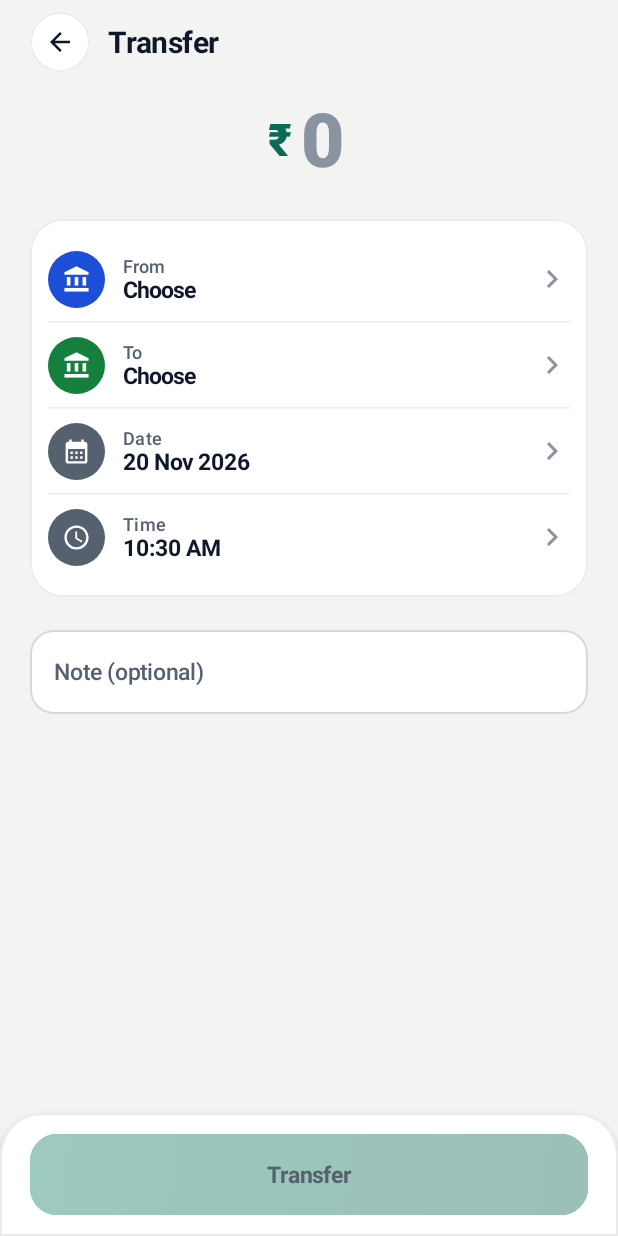
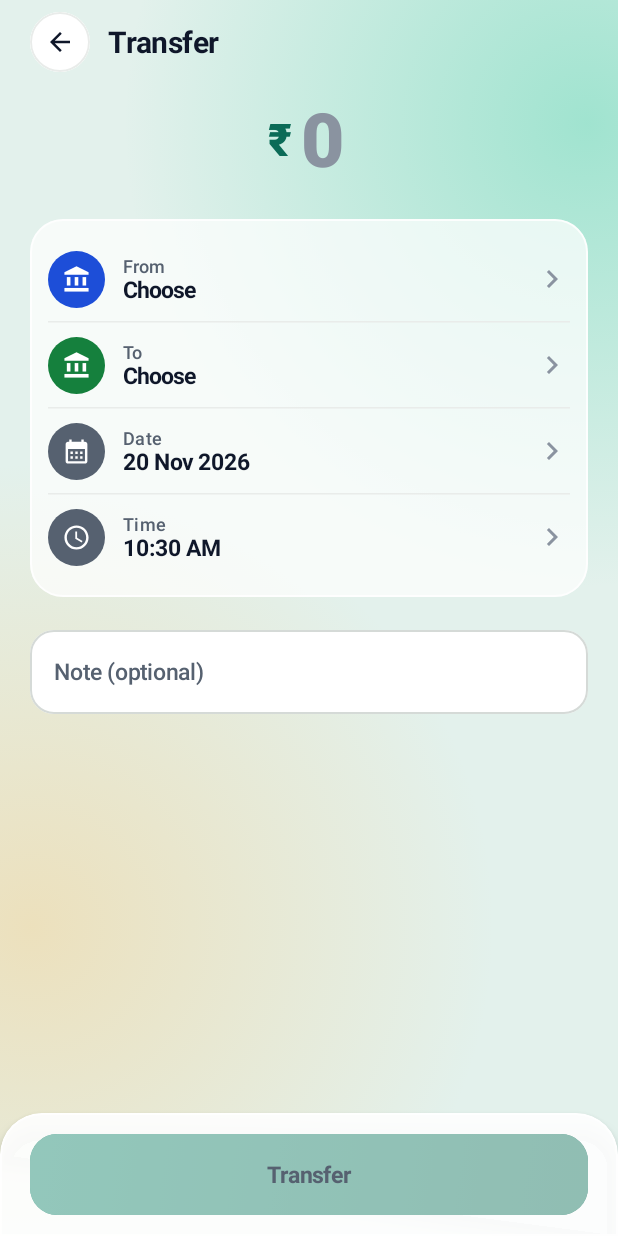
Before and after one commit to kdevs-developer/Spendly, an Android app built with Jetpack Compose: the transfer screen opened through its navigation route, on a phone screen of 412 x 824 dp. Run offline under Robolectric (Android 15) with nearby library versions, the phone set to English and light mode, and no system bars; our stand-ins replace Firebase (no records; nobody signed in at launch, a user with empty details on screens opened directly); Roboto replaces fonts that are not available here.

Commit message:
Ui upgrade

```diff
--- a/app/src/main/java/com/kdevs/spendly/ui/components/BottomTabBar.kt
+++ b/app/src/main/java/com/kdevs/spendly/ui/components/BottomTabBar.kt
@@ -1,6 +1,8 @@
 package com.kdevs.spendly.ui.components
 
 import androidx.compose.animation.animateColorAsState
+import com.kdevs.spendly.ui.theme.GlassBorder
+import com.kdevs.spendly.ui.theme.GlassBar
 import androidx.compose.animation.core.tween
 import androidx.compose.foundation.background
 import androidx.compose.foundation.border
@@ -91,14 +93,16 @@ fun BottomTabBar(
 ) {
     val unread by com.kdevs.spendly.data.Inbox.unreadTotal
         .collectAsState()
+    // Floating glass pill: lifted off the screen edges instead of a full-width bar.
     Row(
         Modifier
+            .navigationBarsPadding()
+            .padding(horizontal = 14.dp, vertical = 10.dp)
             .fillMaxWidth()
-            .shadow(6.dp, RoundedCornerShape(topStart = 28.dp, topEnd = 28.dp), ambientColor = HeroShadow, spotColor = HeroShadow)
-            .background(Surface, RoundedCornerShape(topStart = 28.dp, topEnd = 28.dp))
-            .border(1.dp, Line, RoundedCornerShape(topStart = 28.dp, topEnd = 28.dp))
-            .navigationBarsPadding()
-            .padding(horizontal = 8.dp, vertical = 8.dp),
+            .shadow(10.dp, RoundedCornerShape(32.dp), ambientColor = HeroShadow, spotColor = HeroShadow)
+            .background(GlassBar, RoundedCornerShape(32.dp))
+            .border(1.dp, GlassBorder, RoundedCornerShape(32.dp))
+            .padding(horizontal = 6.dp, vertical = 6.dp),
     ) {
         tabs.forEach { t ->
             val on = t.route == current
--- a/app/src/main/java/com/kdevs/spendly/ui/components/Cards.kt
+++ b/app/src/main/java/com/kdevs/spendly/ui/components/Cards.kt
@@ -34,6 +34,8 @@ import androidx.compose.ui.unit.Dp
 import androidx.compose.ui.unit.dp
 import androidx.compose.ui.unit.sp
 import com.kdevs.spendly.ui.theme.Faint
+import com.kdevs.spendly.ui.theme.Glass
+import com.kdevs.spendly.ui.theme.GlassBorder
 import com.kdevs.spendly.ui.theme.HeroBrush
 import com.kdevs.spendly.ui.theme.HeroHairline
 import com.kdevs.spendly.ui.theme.HeroShadow
@@ -59,8 +61,8 @@ fun Card(
         modifier
             .fillMaxWidth()
             .clip(shape)
-            .background(Surface)
-            .border(1.dp, Line, shape)
+            .background(Glass)
+            .border(1.dp, GlassBorder, shape)
             .let { if (onClick != null) it.clickable(onClick = onClick) else it }
             .padding(padding),
         content = content,
--- a/app/src/main/java/com/kdevs/spendly/ui/components/Scaffold.kt
+++ b/app/src/main/java/com/kdevs/spendly/ui/components/Scaffold.kt
@@ -1,6 +1,15 @@
 package com.kdevs.spendly.ui.components
 
 import androidx.compose.foundation.background
+import com.kdevs.spendly.ui.theme.GlowB
+import com.kdevs.spendly.ui.theme.GlowA
+import com.kdevs.spendly.ui.theme.GlassBorder
+import com.kdevs.spendly.ui.theme.GlassBar
+import androidx.compose.ui.graphics.Color
+import androidx.compose.ui.graphics.Brush
+import androidx.compose.ui.geometry.Offset
+import androidx.compose.ui.draw.drawBehind
+import androidx.compose.ui.composed
 import androidx.compose.foundation.border
 import androidx.compose.foundation.layout.Arrangement
 import androidx.compose.foundation.layout.Box
@@ -41,6 +50,19 @@ import com.kdevs.spendly.ui.theme.Ink
 import com.kdevs.spendly.ui.theme.Line
 import com.kdevs.spendly.ui.theme.Surface
 
+/** Soft glass backdrop: the tinted page colour with two soft glows, so the translucent cards have something to sit over. */
+fun Modifier.glassBackdrop(): Modifier =
+    composed {
+        val base = Bg
+        val a = GlowA
+        val b = GlowB
+        this.background(base).drawBehind {
+            val r = size.width * 0.75f
+            drawRect(Brush.radialGradient(listOf(a, Color.Transparent), center = Offset(size.width * 0.95f, size.height * 0.1f), radius = r))
+            drawRect(Brush.radialGradient(listOf(b, Color.Transparent), center = Offset(size.width * 0.05f, size.height * 0.75f), radius = r))
+        }
+    }
+
 /** Top bar with a round back button, used by every full screen. */
 @Composable
 fun ScreenScaffold(
@@ -56,7 +78,7 @@ fun ScreenScaffold(
     content: @Composable ColumnScope.() -> Unit,
 ) {
     Box(Modifier.fillMaxSize()) {
-        Column(modifier.fillMaxSize().background(Bg).statusBarsPadding()) {
+        Column(modifier.fillMaxSize().glassBackdrop().statusBarsPadding()) {
             Row(
                 Modifier.fillMaxWidth().padding(horizontal = 20.dp, vertical = 8.dp),
                 verticalAlignment = Alignment.CenterVertically,
@@ -103,8 +125,8 @@ fun BottomActionBar(content: @Composable ColumnScope.() -> Unit) {
         Modifier
             .fillMaxWidth()
             .shadow(6.dp, RoundedCornerShape(topStart = 28.dp, topEnd = 28.dp), ambientColor = HeroShadow, spotColor = HeroShadow)
-            .background(Surface, RoundedCornerShape(topStart = 28.dp, topEnd = 28.dp))
-            .border(1.dp, Line, RoundedCornerShape(topStart = 28.dp, topEnd = 28.dp))
+            .background(GlassBar, RoundedCornerShape(topStart = 28.dp, topEnd = 28.dp))
+            .border(1.dp, GlassBorder, RoundedCornerShape(topStart = 28.dp, topEnd = 28.dp))
             .navigationBarsPadding()
             .imePadding()
             .padding(horizontal = 20.dp, vertical = 14.dp),
@@ -133,6 +155,6 @@ fun TabScreen(
             bottomBar = { BottomTabBar(current, nav) },
             content = content,
         )
-        if (fab != null) Box(Modifier.align(Alignment.BottomEnd).navigationBarsPadding().padding(end = 20.dp, bottom = 92.dp)) { fab() }
+        if (fab != null) Box(Modifier.align(Alignment.BottomEnd).navigationBarsPadding().padding(end = 20.dp, bottom = 112.dp)) { fab() }
     }
 }
--- a/app/src/main/java/com/kdevs/spendly/ui/theme/Theme.kt
+++ b/app/src/main/java/com/kdevs/spendly/ui/theme/Theme.kt
@@ -49,6 +49,13 @@ val Danger: Color get() = pick(R.color.danger_light, R.color.danger_dark)
 val DangerBg: Color get() = pick(R.color.danger_bg_light, R.color.danger_bg_dark)
 val Success: Color get() = pick(R.color.success_light, R.color.success_dark)
 val Warn: Color get() = pick(R.color.warn_light, R.color.warn_dark)
+
+/** Soft glass look: translucent card fill and edge, the floating tab bar, and the two glows behind every screen. */
+val Glass: Color get() = pick(R.color.glass_light, R.color.glass_dark)
+val GlassBorder: Color get() = pick(R.color.glass_border_light, R.color.glass_border_dark)
+val GlassBar: Color get() = pick(R.color.glass_bar_light, R.color.glass_bar_dark)
+val GlowA: Color get() = pick(R.color.glow_a_light, R.color.glow_a_dark)
+val GlowB: Color get() = pick(R.color.glow_b_light, R.color.glow_b_dark)
 
 /** Balance card and lock screen: a deep ink gradient. The emerald accent is kept for buttons and highlights. */
 val HeroBrush = Brush.linearGradient(listOf(clr(R.color.hero_top), clr(R.color.hero_bottom)))
--- a/app/src/main/res/values/colors.xml
+++ b/app/src/main/res/values/colors.xml
@@ -13,8 +13,8 @@
     <color name="primary_dark">#3CCFA5</color>
     <color name="primary_container_light">#DDEEE8</color>
     <color name="primary_container_dark">#12362D</color>
-    <color name="bg_light">#F3F4F2</color>
-    <color name="bg_dark">#0A0E13</color>
+    <color name="bg_light">#E3F1EC</color>
+    <color name="bg_dark">#08130F</color>
     <color name="surface_light">#FFFFFF</color>
     <color name="surface_dark">#131920</color>
     <color name="ink_light">#0F172A</color>
@@ -125,4 +125,15 @@
     <color name="pdf_header">#0B6B57</color>
     <color name="pdf_zebra">#F3F4F2</color>
     <color name="pdf_subtext">#374151</color>
+    <!-- Soft glass: translucent cards, their edge, the floating tab bar and the glows behind every screen -->
+    <color name="glass_light">#B8FFFFFF</color>
+    <color name="glass_dark">#B3131E1A</color>
+    <color name="glass_border_light">#D9FFFFFF</color>
+    <color name="glass_border_dark">#26FFFFFF</color>
+    <color name="glass_bar_light">#EBFFFFFF</color>
+    <color name="glass_bar_dark">#F2131E1A</color>
+    <color name="glow_a_light">#663CCFA5</color>
+    <color name="glow_a_dark">#403CCFA5</color>
+    <color name="glow_b_light">#66FAC775</color>
+    <color name="glow_b_dark">#33EF9F27</color>
 </resources>
```
Also changed, not shown: 1 other file.
